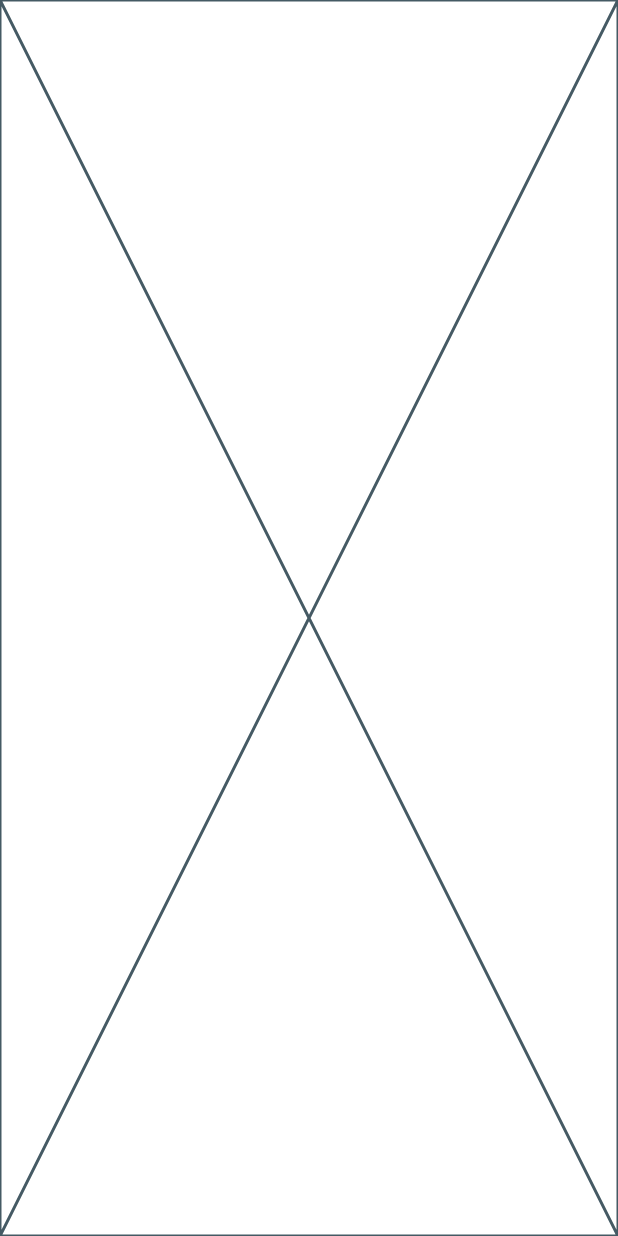
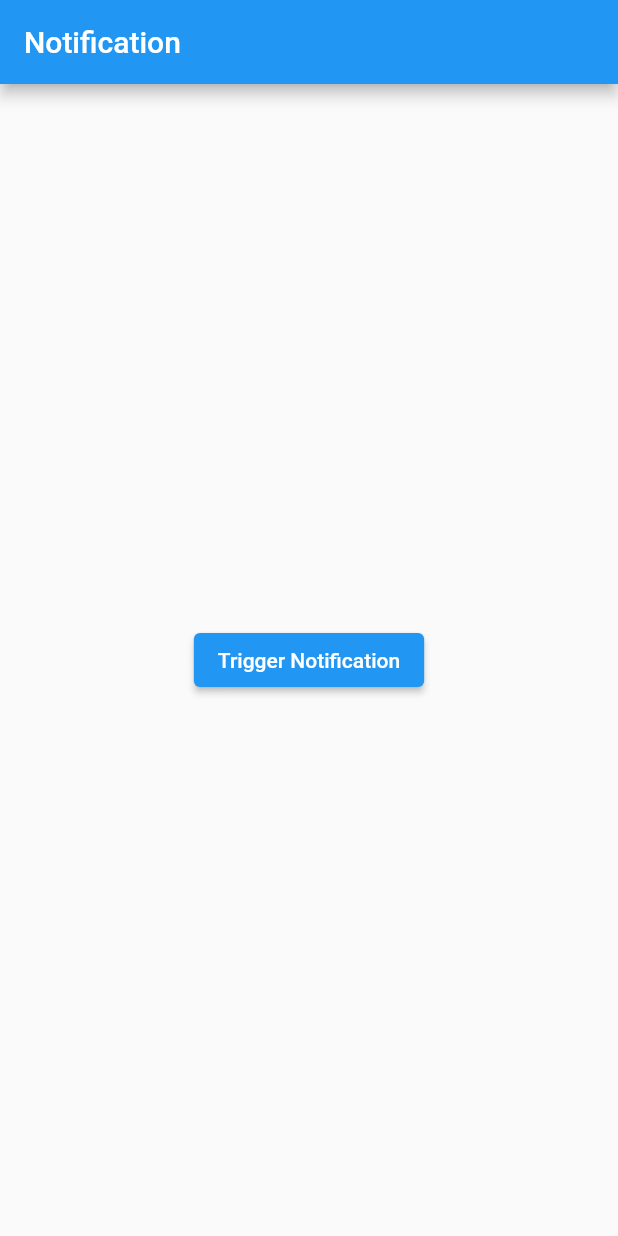
Before and after one commit to anmol-me/notification_course, a Flutter app: the screen it shows after launch, on a phone screen of 412 x 824 dp. Run offline on Flutter 3.47's test engine with Material 2 defaults, Android fonts, the phone set to English and light mode, and no system bars; our stand-ins replace awesome_notifications.

Commit message:
Add basic notification

```diff
--- a/lib/main.dart
+++ b/lib/main.dart
@@ -1,13 +1,15 @@
 import 'package:flutter/material.dart';
 import 'package:awesome_notifications/awesome_notifications.dart';
+
+const channelKey = 'basic_channel';
 
 void main() {
   AwesomeNotifications().initialize(
     null,
     [
       NotificationChannel(
-        channelKey: 'channel_key',
-        channelName: 'channel_name',
+        channelKey: channelKey,
+        channelName: 'Basic Notifications',
         channelDescription: 'channel_Description',
       ),
     ],
@@ -24,6 +26,7 @@ class MyApp extends StatelessWidget {
   @override
   Widget build(BuildContext context) {
     return MaterialApp(
+      debugShowCheckedModeBanner: false,
       title: 'Flutter Demo',
       theme: ThemeData(
         primarySwatch: Colors.blue,
@@ -51,8 +54,27 @@ class _MyHomePageState extends State<MyHomePage> {
     });
   }
 
+  triggerNotification() {
+    AwesomeNotifications().createNotification(
+      content: NotificationContent(
+        id: 10,
+        channelKey: channelKey,
+        title: 'Simple Notification',
+      ),
+    );
+  }
+
   @override
   Widget build(BuildContext context) {
-    return const Placeholder();
+    return Scaffold(
+      appBar: AppBar(
+        title: const Text('Notification'),
+      ),
+      body: Center(
+          child: ElevatedButton(
+        onPressed: triggerNotification,
+        child: const Text('Trigger Notification'),
+      )),
+    );
   }
 }
```
